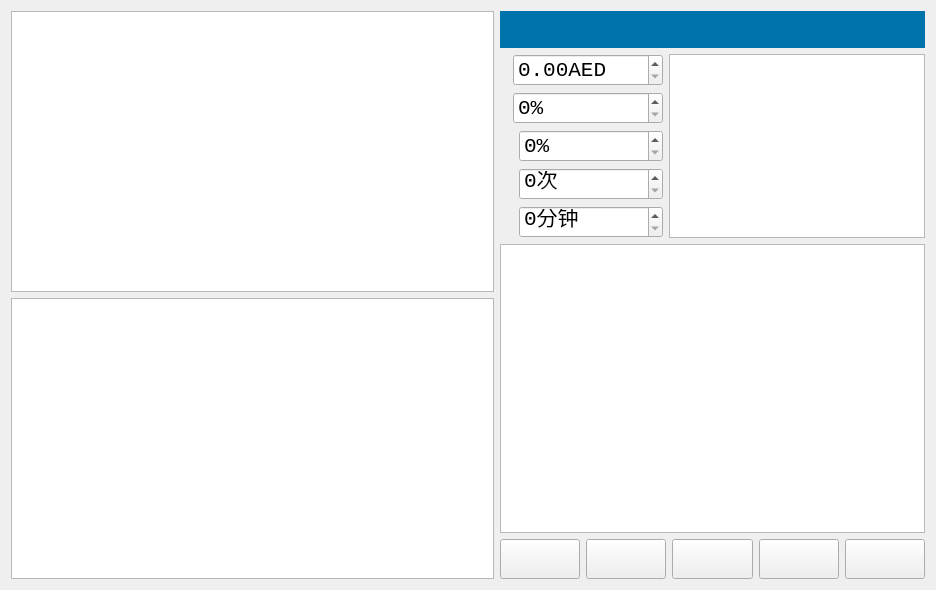
This is Lemon01/lemon01.ui in BigMouseFive/lemon01 as Qt 5 draws it before an edit. The edited form follows.
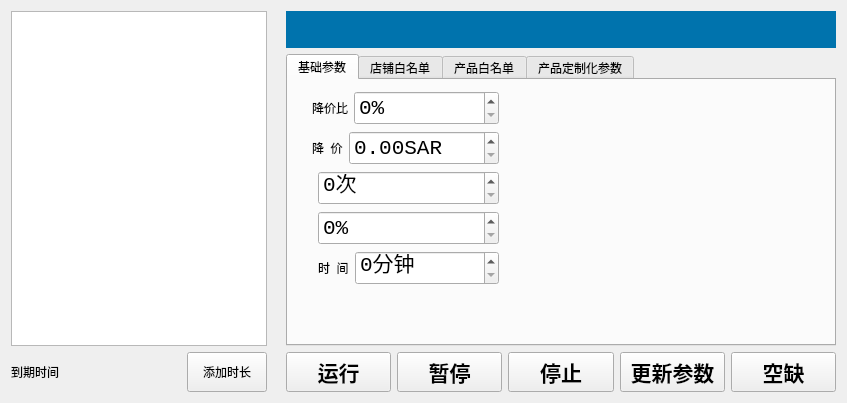
This is the edited form. Icons and pictures are not drawn. Custom widgets are drawn as their Qt base class.

Diff of the .ui file:
```diff
--- a/Lemon01/lemon01.ui
+++ b/Lemon01/lemon01.ui
@@ -6,8 +6,8 @@
    <rect>
     <x>0</x>
     <y>0</y>
-    <width>936</width>
-    <height>590</height>
+    <width>847</width>
+    <height>403</height>
    </rect>
   </property>
   <property name="sizePolicy">
@@ -26,26 +26,75 @@
   <property name="windowOpacity">
    <double>1.000000000000000</double>
   </property>
-  <layout class="QHBoxLayout" name="horizontalLayout_4" stretch="1,0">
+  <layout class="QHBoxLayout" name="horizontalLayout_12" stretch="0,0,1">
    <item>
     <layout class="QVBoxLayout" name="verticalLayout_4">
      <item>
       <widget class="BaseListWidget" name="listWidget">
+       <property name="sizePolicy">
+        <sizepolicy hsizetype="Fixed" vsizetype="Expanding">
+         <horstretch>0</horstretch>
+         <verstretch>0</verstretch>
+        </sizepolicy>
+       </property>
        <property name="font">
         <font>
          <family>Consolas</family>
          <pointsize>16</pointsize>
         </font>
        </property>
+       <property name="viewMode">
+        <enum>QListView::ListMode</enum>
+       </property>
       </widget>
      </item>
      <item>
-      <widget class="QTableView" name="tableView"/>
-     </item>
-    </layout>
-   </item>
+      <layout class="QHBoxLayout" name="horizontalLayout_11" stretch="1,0">
+       <item>
+        <widget class="QLabel" name="limit_time">
+         <property name="sizePolicy">
+          <sizepolicy hsizetype="Preferred" vsizetype="Minimum">
+           <horstretch>0</horstretch>
+           <verstretch>0</verstretch>
+          </sizepolicy>
+         </property>
+         <property name="minimumSize">
+          <size>
+           <width>0</width>
+           <height>40</height>
+          </size>
+         </property>
+         <property name="text">
+          <string>到期时间</string>
+         </property>
+        </widget>
+       </item>
+       <item>
+        <widget class="QPushButton" name="btnAddTime">
+         <property name="sizePolicy">
+          <sizepolicy hsizetype="Minimum" vsizetype="Preferred">
+           <horstretch>0</horstretch>
+           <verstretch>0</verstretch>
+          </sizepolicy>
+         </property>
+         <property name="text">
+          <string>添加时长</string>
+         </property>
+        </widget>
+       </item>
+      </layout>
+     </item>
+    </layout>
+   </item>
    <item>
-    <layout class="QVBoxLayout" name="verticalLayout_2">
+    <widget class="QLabel" name="label_7">
+     <property name="text">
+      <string/>
+     </property>
+    </widget>
+   </item>
+   <item>
+    <layout class="QVBoxLayout" name="verticalLayout_3">
      <item>
       <widget class="QLabel" name="selectShop">
        <property name="sizePolicy">
@@ -87,13 +136,112 @@
       </widget>
      </item>
      <item>
-      <layout class="QVBoxLayout" name="verticalLayout_3" stretch="7,11,0">
+      <widget class="QTabWidget" name="tabWidget">
+       <property name="sizePolicy">
+        <sizepolicy hsizetype="Minimum" vsizetype="Expanding">
+         <horstretch>0</horstretch>
+         <verstretch>0</verstretch>
+        </sizepolicy>
+       </property>
+       <property name="maximumSize">
+        <size>
+         <width>16777215</width>
+         <height>16777215</height>
+        </size>
+       </property>
+       <property name="tabPosition">
+        <enum>QTabWidget::North</enum>
+       </property>
+       <property name="tabShape">
+        <enum>QTabWidget::Rounded</enum>
+       </property>
+       <property name="currentIndex">
+        <number>0</number>
+       </property>
+       <property name="elideMode">
+        <enum>Qt::ElideNone</enum>
+       </property>
+       <property name="usesScrollButtons">
+        <bool>true</bool>
+       </property>
+       <property name="documentMode">
+        <bool>false</bool>
+       </property>
+       <property name="movable">
+        <bool>false</bool>
+       </property>
+       <property name="tabBarAutoHide">
+        <bool>false</bool>
+       </property>
+       <widget class="QWidget" name="tab_4">
+        <attribute name="title">
+         <string>基础参数</string>
+        </attribute>
+        <layout class="QHBoxLayout" name="horizontalLayout_9" stretch="0,1">
        <item>
-        <layout class="QHBoxLayout" name="horizontalLayout">
+          <layout class="QVBoxLayout" name="verticalLayout_2">
          <item>
-          <layout class="QFormLayout" name="formLayout">
-           <item row="0" column="0">
             <layout class="QVBoxLayout" name="verticalLayout">
+             <item>
+              <layout class="QHBoxLayout" name="horizontalLayout_6">
+               <item>
+                <widget class="QLabel" name="percent">
+                 <property name="toolTip">
+                  <string>百分比
+改价时，如果最低价降价比超过这个百分比，就不修改。
+但是会记录到Attention.txt中</string>
+                 </property>
+                 <property name="styleSheet">
+                  <string notr="true"/>
+                 </property>
+                 <property name="text">
+                  <string/>
+                 </property>
+                 <property name="pixmap">
+                  <pixmap resource="lemon01.qrc">:/Lemon01/percent</pixmap>
+                 </property>
+                </widget>
+               </item>
+               <item>
+                <widget class="QLabel" name="label_5">
+                 <property name="text">
+                  <string>降价比</string>
+                 </property>
+                </widget>
+               </item>
+               <item>
+                <widget class="QSpinBox" name="percentspin">
+                 <property name="sizePolicy">
+                  <sizepolicy hsizetype="Expanding" vsizetype="Fixed">
+                   <horstretch>0</horstretch>
+                   <verstretch>0</verstretch>
+                  </sizepolicy>
+                 </property>
+                 <property name="minimumSize">
+                  <size>
+                   <width>0</width>
+                   <height>32</height>
+                  </size>
+                 </property>
+                 <property name="font">
+                  <font>
+                   <family>Consolas</family>
+                   <pointsize>16</pointsize>
+                  </font>
+                 </property>
+                 <property name="suffix">
+                  <string>%</string>
+                 </property>
+                 <property name="prefix">
+                  <string/>
+                 </property>
+                 <property name="minimum">
+                  <number>0</number>
+                 </property>
+                </widget>
+               </item>
+              </layout>
+             </item>
              <item>
               <layout class="QHBoxLayout" name="horizontalLayout_2">
                <item>
@@ -110,10 +258,17 @@
                  </property>
                 </widget>
                </item>
+               <item>
+                <widget class="QLabel" name="label_2">
+                 <property name="text">
+                  <string>降  价</string>
+                 </property>
+                </widget>
+               </item>
                <item>
                 <widget class="QDoubleSpinBox" name="lowwerspin">
                  <property name="sizePolicy">
-                  <sizepolicy hsizetype="Expanding" vsizetype="Minimum">
+                  <sizepolicy hsizetype="Expanding" vsizetype="Fixed">
                    <horstretch>0</horstretch>
                    <verstretch>0</verstretch>
                   </sizepolicy>
@@ -131,7 +286,7 @@
                   </font>
                  </property>
                  <property name="suffix">
-                  <string>AED</string>
+                  <string>SAR</string>
                  </property>
                  <property name="maximum">
                   <double>100.000000000000000</double>
@@ -143,122 +298,6 @@
                </item>
               </layout>
              </item>
-             <item>
-              <layout class="QHBoxLayout" name="horizontalLayout_6">
-               <item>
-                <widget class="QLabel" name="percent">
-                 <property name="toolTip">
-                  <string>百分比
-改价时，如果最低价降价比超过这个百分比，就不修改。
-但是会记录到Attention.txt中</string>
-                 </property>
-                 <property name="styleSheet">
-                  <string notr="true"/>
-                 </property>
-                 <property name="text">
-                  <string/>
-                 </property>
-                 <property name="pixmap">
-                  <pixmap resource="lemon01.qrc">:/Lemon01/percent</pixmap>
-                 </property>
-                </widget>
-               </item>
-               <item>
-                <widget class="QSpinBox" name="percentspin">
-                 <property name="sizePolicy">
-                  <sizepolicy hsizetype="Expanding" vsizetype="Minimum">
-                   <horstretch>0</horstretch>
-                   <verstretch>0</verstretch>
-                  </sizepolicy>
-                 </property>
-                 <property name="minimumSize">
-                  <size>
-                   <width>0</width>
-                   <height>32</height>
-                  </size>
-                 </property>
-                 <property name="font">
-                  <font>
-                   <family>Consolas</family>
-                   <pointsize>16</pointsize>
-                  </font>
-                 </property>
-                 <property name="suffix">
-                  <string>%</string>
-                 </property>
-                 <property name="prefix">
-                  <string/>
-                 </property>
-                 <property name="minimum">
-                  <number>0</number>
-                 </property>
-                </widget>
-               </item>
-              </layout>
-             </item>
-             <item>
-              <layout class="QHBoxLayout" name="horizontalLayout_7">
-               <item>
-                <widget class="QLabel" name="label_3">
-                 <property name="maximumSize">
-                  <size>
-                   <width>16777215</width>
-                   <height>16777215</height>
-                  </size>
-                 </property>
-                 <property name="font">
-                  <font>
-                   <family>Consolas</family>
-                   <pointsize>16</pointsize>
-                  </font>
-                 </property>
-                 <property name="toolTip">
-                  <string>&lt;html&gt;&lt;head/&gt;&lt;body&gt;&lt;p&gt;总降价百分比上限：每次降价前，与最初的价格比较，如果降价比超过了总降价比，将不进行修改&lt;/p&gt;&lt;/body&gt;&lt;/html&gt;</string>
-                 </property>
-                 <property name="text">
-                  <string/>
-                 </property>
-                 <property name="pixmap">
-                  <pixmap resource="lemon01.qrc">:/Lemon01/upload</pixmap>
-                 </property>
-                </widget>
-               </item>
-               <item>
-                <widget class="QSpinBox" name="upload">
-                 <property name="sizePolicy">
-                  <sizepolicy hsizetype="Expanding" vsizetype="Minimum">
-                   <horstretch>0</horstretch>
-                   <verstretch>0</verstretch>
-                  </sizepolicy>
-                 </property>
-                 <property name="minimumSize">
-                  <size>
-                   <width>0</width>
-                   <height>32</height>
-                  </size>
-                 </property>
-                 <property name="font">
-                  <font>
-                   <family>Consolas</family>
-                   <pointsize>16</pointsize>
-                  </font>
-                 </property>
-                 <property name="suffix">
-                  <string>%</string>
-                 </property>
-                 <property name="prefix">
-                  <string/>
-                 </property>
-                 <property name="minimum">
-                  <number>0</number>
-                 </property>
-                 <property name="value">
-                  <number>0</number>
-                 </property>
-                </widget>
-               </item>
-              </layout>
-             </item>
              <item>
               <layout class="QHBoxLayout" name="horizontalLayout_3">
                <item>
@@ -316,6 +355,69 @@
                </item>
               </layout>
              </item>
+             <item>
+              <layout class="QHBoxLayout" name="horizontalLayout_7">
+               <item>
+                <widget class="QLabel" name="label_3">
+                 <property name="maximumSize">
+                  <size>
+                   <width>16777215</width>
+                   <height>16777215</height>
+                  </size>
+                 </property>
+                 <property name="font">
+                  <font>
+                   <family>Consolas</family>
+                   <pointsize>16</pointsize>
+                  </font>
+                 </property>
+                 <property name="toolTip">
+                  <string>&lt;html&gt;&lt;head/&gt;&lt;body&gt;&lt;p&gt;总降价百分比上限：每次降价前，与最初的价格比较，如果降价比超过了总降价比，将不进行修改&lt;/p&gt;&lt;/body&gt;&lt;/html&gt;</string>
+                 </property>
+                 <property name="text">
+                  <string/>
+                 </property>
+                 <property name="pixmap">
+                  <pixmap resource="lemon01.qrc">:/Lemon01/upload</pixmap>
+                 </property>
+                </widget>
+               </item>
+               <item>
+                <widget class="QSpinBox" name="upload">
+                 <property name="sizePolicy">
+                  <sizepolicy hsizetype="Expanding" vsizetype="Fixed">
+                   <horstretch>0</horstretch>
+                   <verstretch>0</verstretch>
+                  </sizepolicy>
+                 </property>
+                 <property name="minimumSize">
+                  <size>
+                   <width>0</width>
+                   <height>32</height>
+                  </size>
+                 </property>
+                 <property name="font">
+                  <font>
+                   <family>Consolas</family>
+                   <pointsize>16</pointsize>
+                  </font>
+                 </property>
+                 <property name="suffix">
+                  <string>%</string>
+                 </property>
+                 <property name="prefix">
+                  <string/>
+                 </property>
+                 <property name="minimum">
+                  <number>0</number>
+                 </property>
+                 <property name="value">
+                  <number>0</number>
+                 </property>
+                </widget>
+               </item>
+              </layout>
+             </item>
              <item>
               <layout class="QHBoxLayout" name="horizontalLayout_5">
                <item>
@@ -337,6 +439,13 @@
                  </property>
                 </widget>
                </item>
+               <item>
+                <widget class="QLabel" name="label_6">
+                 <property name="text">
+                  <string>时  间</string>
+                 </property>
+                </widget>
+               </item>
                <item>
                 <widget class="QSpinBox" name="time">
                  <property name="sizePolicy">
@@ -369,16 +478,129 @@
              </item>
             </layout>
            </item>
+           <item>
+            <spacer name="verticalSpacer">
+             <property name="orientation">
+              <enum>Qt::Vertical</enum>
+             </property>
+             <property name="sizeHint" stdset="0">
+              <size>
+               <width>20</width>
+               <height>40</height>
+              </size>
+             </property>
+            </spacer>
+           </item>
           </layout>
          </item>
          <item>
-          <widget class="BaseListWidget" name="myShopList"/>
+          <spacer name="horizontalSpacer">
+           <property name="orientation">
+            <enum>Qt::Horizontal</enum>
+           </property>
+           <property name="sizeHint" stdset="0">
+            <size>
+             <width>293</width>
+             <height>17</height>
+            </size>
+           </property>
+          </spacer>
          </item>
         </layout>
-       </item>
+       </widget>
+       <widget class="QWidget" name="tab">
+        <attribute name="title">
+         <string>店铺白名单</string>
+        </attribute>
+        <layout class="QHBoxLayout" name="horizontalLayout">
+         <property name="leftMargin">
+          <number>0</number>
+         </property>
+         <property name="topMargin">
+          <number>9</number>
+         </property>
+         <property name="rightMargin">
+          <number>0</number>
+         </property>
+         <property name="bottomMargin">
+          <number>9</number>
+         </property>
+         <item>
+          <widget class="BaseListWidget" name="myShopList">
+           <property name="isWrapping" stdset="0">
+            <bool>false</bool>
+           </property>
+          </widget>
+         </item>
+         <item>
+          <widget class="QTextBrowser" name="textBrowser">
+           <property name="html">
+            <string>&lt;!DOCTYPE HTML PUBLIC &quot;-//W3C//DTD HTML 4.0//EN&quot; &quot;http://www.w3.org/TR/REC-html40/strict.dtd&quot;&gt;
+&lt;html&gt;&lt;head&gt;&lt;meta name=&quot;qrichtext&quot; content=&quot;1&quot; /&gt;&lt;style type=&quot;text/css&quot;&gt;
+p, li { white-space: pre-wrap; }
+&lt;/style&gt;&lt;/head&gt;&lt;body style=&quot; font-family:'SimSun'; font-size:9pt; font-weight:400; font-style:normal;&quot;&gt;
+&lt;p style=&quot; margin-top:0px; margin-bottom:0px; margin-left:0px; margin-right:0px; -qt-block-indent:0; text-indent:0px;&quot;&gt;&lt;span style=&quot; font-size:10pt;&quot;&gt;作用：当发现抢到黄金购物车的店铺在白名单的时候将不会去改价。&lt;/span&gt;&lt;/p&gt;
+&lt;p style=&quot;-qt-paragraph-type:empty; margin-top:0px; margin-bottom:0px; margin-left:0px; margin-right:0px; -qt-block-indent:0; text-indent:0px; font-size:10pt;&quot;&gt;&lt;br /&gt;&lt;/p&gt;
+&lt;p style=&quot; margin-top:0px; margin-bottom:0px; margin-left:0px; margin-right:0px; -qt-block-indent:0; text-indent:0px;&quot;&gt;&lt;span style=&quot; font-size:10pt;&quot;&gt;添加：用鼠标从店铺框中拖拽店铺到此处。&lt;/span&gt;&lt;/p&gt;
+&lt;p style=&quot;-qt-paragraph-type:empty; margin-top:0px; margin-bottom:0px; margin-left:0px; margin-right:0px; -qt-block-indent:0; text-indent:0px; font-size:10pt;&quot;&gt;&lt;br /&gt;&lt;/p&gt;
+&lt;p style=&quot; margin-top:0px; margin-bottom:0px; margin-left:0px; margin-right:0px; -qt-block-indent:0; text-indent:0px;&quot;&gt;&lt;span style=&quot; font-size:10pt;&quot;&gt;删除：双击店铺名即可删除。&lt;/span&gt;&lt;/p&gt;
+&lt;p style=&quot;-qt-paragraph-type:empty; margin-top:0px; margin-bottom:0px; margin-left:0px; margin-right:0px; -qt-block-indent:0; text-indent:0px; font-size:10pt;&quot;&gt;&lt;br /&gt;&lt;/p&gt;&lt;/body&gt;&lt;/html&gt;</string>
+           </property>
+          </widget>
+         </item>
+        </layout>
+       </widget>
+       <widget class="QWidget" name="tab_3">
+        <attribute name="title">
+         <string>产品白名单</string>
+        </attribute>
+        <layout class="QHBoxLayout" name="horizontalLayout_4">
+         <property name="leftMargin">
+          <number>0</number>
+         </property>
+         <property name="rightMargin">
+          <number>0</number>
+         </property>
+         <item>
+          <widget class="BaseListWidget" name="whitelist">
+           <property name="isWrapping" stdset="0">
+            <bool>false</bool>
+           </property>
+          </widget>
+         </item>
+         <item>
+          <widget class="QTextBrowser" name="textBrowser_2">
+           <property name="html">
+            <string>&lt;!DOCTYPE HTML PUBLIC &quot;-//W3C//DTD HTML 4.0//EN&quot; &quot;http://www.w3.org/TR/REC-html40/strict.dtd&quot;&gt;
+&lt;html&gt;&lt;head&gt;&lt;meta name=&quot;qrichtext&quot; content=&quot;1&quot; /&gt;&lt;style type=&quot;text/css&quot;&gt;
+p, li { white-space: pre-wrap; }
+&lt;/style&gt;&lt;/head&gt;&lt;body style=&quot; font-family:'SimSun'; font-size:9pt; font-weight:400; font-style:normal;&quot;&gt;
+&lt;p style=&quot; margin-top:0px; margin-bottom:0px; margin-left:0px; margin-right:0px; -qt-block-indent:0; text-indent:0px;&quot;&gt;&lt;span style=&quot; font-size:10pt;&quot;&gt;作用：当产品白名单为空时，那么所有产品都会修改。当产品白名单不为空时，将只会对白名单上的产品改价。&lt;/span&gt;&lt;/p&gt;
+&lt;p style=&quot;-qt-paragraph-type:empty; margin-top:0px; margin-bottom:0px; margin-left:0px; margin-right:0px; -qt-block-indent:0; text-indent:0px; font-size:10pt;&quot;&gt;&lt;br /&gt;&lt;/p&gt;
+&lt;p style=&quot;-qt-paragraph-type:empty; margin-top:0px; margin-bottom:0px; margin-left:0px; margin-right:0px; -qt-block-indent:0; text-indent:0px; font-size:10pt;&quot;&gt;&lt;br /&gt;&lt;/p&gt;&lt;/body&gt;&lt;/html&gt;</string>
+           </property>
+          </widget>
+         </item>
+        </layout>
+       </widget>
+       <widget class="QWidget" name="tab_2">
+        <attribute name="title">
+         <string>产品定制化参数</string>
+        </attribute>
+        <layout class="QHBoxLayout" name="horizontalLayout_8">
+         <property name="leftMargin">
+          <number>0</number>
+         </property>
+         <property name="rightMargin">
+          <number>0</number>
+         </property>
        <item>
         <widget class="QTableWidget" name="tableWidget"/>
        </item>
+        </layout>
+       </widget>
+      </widget>
+     </item>
        <item>
         <layout class="QHBoxLayout" name="horizontalLayout_10">
          <item>
@@ -410,7 +632,7 @@
             </font>
            </property>
            <property name="text">
-            <string/>
+          <string>运行</string>
            </property>
            <property name="icon">
             <iconset resource="lemon01.qrc">
@@ -453,7 +675,7 @@
             </font>
            </property>
            <property name="text">
-            <string/>
+          <string>暂停</string>
            </property>
            <property name="icon">
             <iconset resource="lemon01.qrc">
@@ -496,7 +718,7 @@
             </font>
            </property>
            <property name="text">
-            <string/>
+          <string>停止</string>
            </property>
            <property name="icon">
             <iconset resource="lemon01.qrc">
@@ -539,7 +761,7 @@
             </font>
            </property>
            <property name="text">
-            <string/>
+          <string>更新参数</string>
            </property>
            <property name="icon">
             <iconset resource="lemon01.qrc">
@@ -582,7 +804,7 @@
             </font>
            </property>
            <property name="text">
-            <string/>
+          <string>空缺</string>
            </property>
            <property name="icon">
             <iconset resource="lemon01.qrc">
@@ -595,8 +817,6 @@
             </size>
            </property>
           </widget>
-         </item>
-        </layout>
        </item>
       </layout>
      </item>
```
Lines whose indentation alone changed are shown as unchanged.
